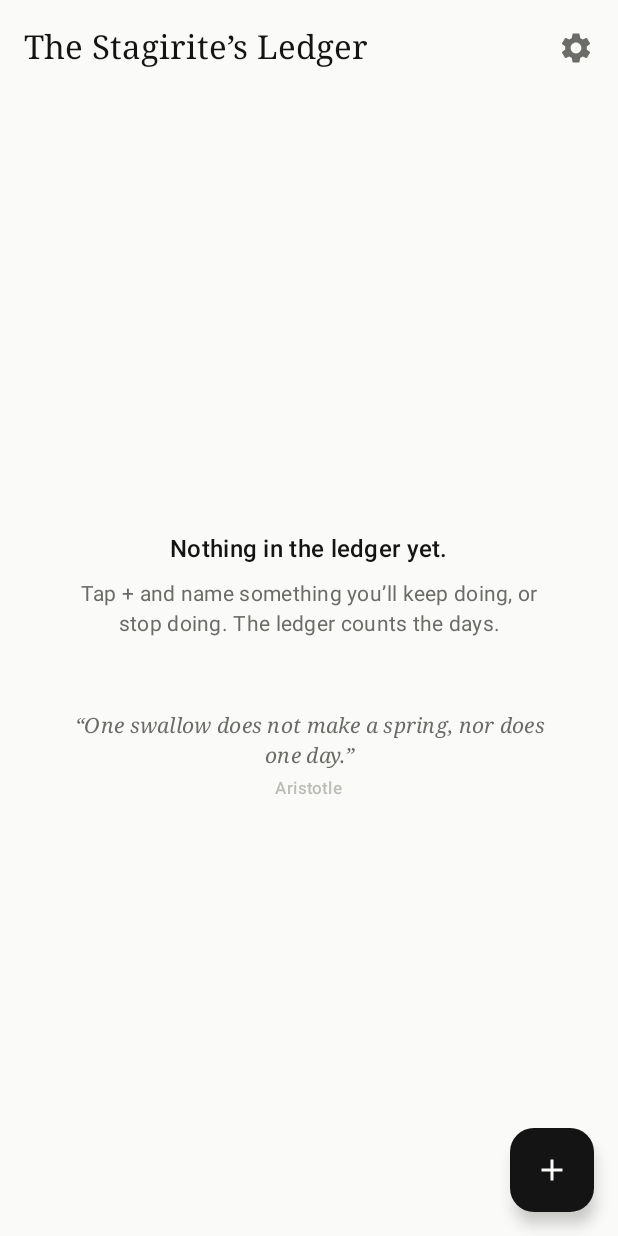
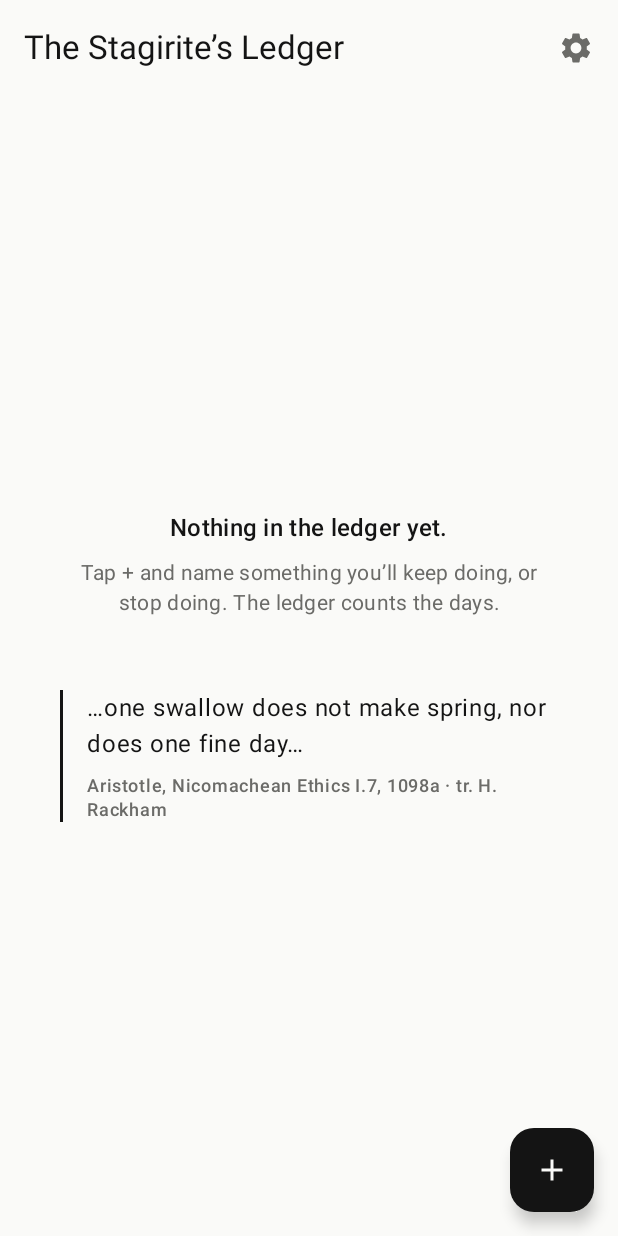
Before and after one commit to admintoolcrate/Stagira, an Android app built with Jetpack Compose: the screen it shows after launch (MainActivity), on a phone screen of 412 x 824 dp. Run offline under Robolectric (Android 15) with nearby library versions, the phone set to English and light mode, and no system bars; pictures from the network do not load.

Commit message:
Add sourced Aristotle passages for beginning again; fix passphrase dialog build
- After 'Begin again', a Day 0 screen shows a passage from the Nicomachean
  Ethics; the goal page keeps it for the rest of that day
- Seven passages quoted word for word from H. Rackham's translation (Loeb,
  1926, Perseus Digital Library text), cited by book, chapter and Bekker page
- tools/verify_quotes.py checks every quote, chapter and page against the
  source text; CI runs it
- Plain quote block (thin rule, sans text, citation); drop the serif title
- Sources section in Settings
- Fix compile error in PassphraseDialog's supporting text

Co-Authored-By: Claude Opus 5.5 <noreply@anthropic.com>
Claude-Session: https://claude.ai/code/session_01To1yBwK2qjbmJgLNeYtSLA

```diff
--- /dev/null
+++ b/app/src/main/java/com/stagirite/ledger/data/Quotes.kt
@@ -0,0 +1,69 @@
+package com.stagirite.ledger.data
+
+import kotlin.math.absoluteValue
+
+/**
+ * A passage from the Nicomachean Ethics, quoted exactly from H. Rackham's
+ * translation (Loeb Classical Library, 1926) as published by the Perseus
+ * Digital Library. "…" marks where a sentence is entered or left part way.
+ */
+data class Quote(
+    val text: String,
+    /** Book.chapter (roman book) and Bekker page, e.g. "VII.8, 1150b". */
+    val ref: String,
+    /** Our own gloss, shown apart from the quotation. */
+    val note: String? = null,
+) {
+    val citation: String get() = "Aristotle, Nicomachean Ethics $ref · tr. H. Rackham"
+}
+
+object Quotes {
+    private const val AKRASIA =
+        "“Unrestrained” is Rackham’s word for akrasia: knowing what’s best and giving in anyway."
+
+    /** Words for the day you begin again. */
+    val slip = listOf(
+        Quote(
+            "…it is the profligate who cannot be cured, whereas the unrestrained man can…",
+            "VII.8, 1150b",
+            AKRASIA,
+        ),
+        Quote(
+            "And those who have become unrestrained through habit are more easily cured than those who " +
+                "are unrestrained by nature, since habit is easier to change than nature…",
+            "VII.10, 1152a",
+            AKRASIA,
+        ),
+        Quote(
+            "Similarly we become just by doing just acts, temperate by doing temperate acts, brave by doing brave acts.",
+            "II.1, 1103b",
+        ),
+        Quote(
+            "The virtues therefore are engendered in us neither by nature nor yet in violation of nature; " +
+                "nature gives us the capacity to receive them, and this capacity is brought to maturity by habit.",
+            "II.1, 1103a",
+        ),
+        Quote(
+            "…we must drag ourselves away in the opposite direction, for by steering wide of our besetting " +
+                "error we shall make a middle course. This is the method adopted by carpenters to straighten warped timber.",
+            "II.9, 1109b",
+        ),
+        Quote(
+            "…virtue, like art, is constantly dealing with what is harder, since the harder the task the better is success.",
+            "II.3, 1105a",
+        ),
+        Quote(
+            "…it is easy to fail and difficult to succeed—easy to miss the target and difficult to hit it…",
+            "II.6, 1106b",
+        ),
+    )
+
+    val emptyLedger = Quote(
+        "…one swallow does not make spring, nor does one fine day…",
+        "I.7, 1098a",
+    )
+
+    /** A quote for this goal's latest fresh start; stays the same for that start. */
+    fun forSlip(goal: Goal): Quote =
+        slip[(goal.id.hashCode() + goal.freshStarts).absoluteValue % slip.size]
+}
--- a/app/src/main/java/com/stagirite/ledger/ui/GoalScreens.kt
+++ b/app/src/main/java/com/stagirite/ledger/ui/GoalScreens.kt
@@ -1,15 +1,19 @@
 package com.stagirite.ledger.ui
 
+import androidx.compose.foundation.background
 import androidx.compose.foundation.clickable
 import androidx.compose.foundation.layout.Arrangement
 import androidx.compose.foundation.layout.Column
+import androidx.compose.foundation.layout.IntrinsicSize
 import androidx.compose.foundation.layout.PaddingValues
 import androidx.compose.foundation.layout.Row
 import androidx.compose.foundation.layout.Spacer
+import androidx.compose.foundation.layout.fillMaxHeight
 import androidx.compose.foundation.layout.fillMaxSize
 import androidx.compose.foundation.layout.fillMaxWidth
 import androidx.compose.foundation.layout.height
 import androidx.compose.foundation.layout.padding
+import androidx.compose.foundation.layout.width
 import androidx.compose.foundation.lazy.LazyColumn
 import androidx.compose.foundation.lazy.items
 import androidx.compose.foundation.rememberScrollState
@@ -47,13 +51,14 @@ import androidx.compose.runtime.setValue
 import androidx.compose.ui.Alignment
 import androidx.compose.ui.Modifier
 import androidx.compose.ui.graphics.StrokeCap
-import androidx.compose.ui.text.font.FontStyle
 import androidx.compose.ui.text.style.TextAlign
 import androidx.compose.ui.text.style.TextOverflow
 import androidx.compose.ui.unit.dp
 import androidx.compose.ui.unit.sp
 import com.stagirite.ledger.data.Goal
 import com.stagirite.ledger.data.Milestones
+import com.stagirite.ledger.data.Quote
+import com.stagirite.ledger.data.Quotes
 import com.stagirite.ledger.data.describeSpan
 import com.stagirite.ledger.data.plural
 import java.time.LocalDate
@@ -100,7 +105,7 @@ fun GoalListScreen(
     Scaffold(
         topBar = {
             TopAppBar(
-                title = { Text("The Stagirite’s Ledger", fontFamily = Wordmark) },
+                title = { Text("The Stagirite’s Ledger") },
                 actions = {
                     IconButton(onClick = onSettings) {
                         Icon(Icons.Filled.Settings, contentDescription = "Settings")
@@ -166,20 +171,7 @@ private fun EmptyState(modifier: Modifier = Modifier) {
             color = MaterialTheme.colorScheme.onSurfaceVariant,
         )
         Spacer(Modifier.height(48.dp))
-        Text(
-            "“One swallow does not make a spring, nor does one day.”",
-            style = MaterialTheme.typography.bodyMedium,
-            fontFamily = Wordmark,
-            fontStyle = FontStyle.Italic,
-            textAlign = TextAlign.Center,
-            color = MaterialTheme.colorScheme.onSurfaceVariant,
-        )
-        Spacer(Modifier.height(4.dp))
-        Text(
-            "Aristotle",
-            style = MaterialTheme.typography.labelSmall,
-            color = MaterialTheme.colorScheme.outline,
-        )
+        QuoteBlock(Quotes.emptyLedger)
     }
 }
 
@@ -234,7 +226,10 @@ fun GoalDetailScreen(
     var editing by rememberSaveable { mutableStateOf(false) }
     var confirmReset by rememberSaveable { mutableStateOf(false) }
     var confirmDelete by rememberSaveable { mutableStateOf(false) }
+    // Length of the run that just ended, while the "Day 0" screen is showing.
+    var endedRun by rememberSaveable { mutableStateOf<Long?>(null) }
     val days = goal.daysKept(today)
+    val beganAgainToday = days == 0L && goal.history.isNotEmpty()
     val next = Milestones.next(days)
 
     Scaffold(
@@ -302,7 +297,17 @@ fun GoalDetailScreen(
             }
 
             Spacer(Modifier.height(40.dp))
-            OutlinedButton(onClick = { confirmReset = true }) { Text("Begin again") }
+            if (beganAgainToday) {
+                Text(
+                    "You began again today.",
+                    style = MaterialTheme.typography.bodyMedium,
+                    color = MaterialTheme.colorScheme.onSurfaceVariant,
+                )
+                Spacer(Modifier.height(20.dp))
+                QuoteBlock(Quotes.forSlip(goal))
+            } else {
+                OutlinedButton(onClick = { confirmReset = true }) { Text("Begin again") }
+            }
 
             if (goal.history.isNotEmpty()) {
                 Spacer(Modifier.height(48.dp))
@@ -365,12 +370,34 @@ fun GoalDetailScreen(
             },
             confirmButton = {
                 TextButton(onClick = {
+                    endedRun = days
                     onReset()
                     confirmReset = false
                 }) { Text("Begin again") }
             },
             dismissButton = {
                 TextButton(onClick = { confirmReset = false }) { Text("Cancel") }
+            },
+        )
+    }
+
+    endedRun?.let { ended ->
+        AlertDialog(
+            onDismissRequest = { endedRun = null },
+            title = { Text("Day 0") },
+            text = {
+                Column {
+                    Text(
+                        if (ended > 0) "Your run of ${plural(ended, "day")} is kept in the history. The count starts again today."
+                        else "The count starts again today.",
+                        style = MaterialTheme.typography.bodyMedium,
+                    )
+                    Spacer(Modifier.height(20.dp))
+                    QuoteBlock(Quotes.forSlip(goal))
+                }
+            },
+            confirmButton = {
+                TextButton(onClick = { endedRun = null }) { Text("Carry on") }
             },
         )
     }
@@ -488,3 +515,38 @@ private fun GoalDialog(
         }
     }
 }
+
+/** A quotation with a thin rule beside it and its source underneath. */
+@Composable
+fun QuoteBlock(quote: Quote, modifier: Modifier = Modifier) {
+    Row(
+        modifier
+            .fillMaxWidth()
+            .height(IntrinsicSize.Min),
+    ) {
+        Spacer(
+            Modifier
+                .width(2.dp)
+                .fillMaxHeight()
+                .background(MaterialTheme.colorScheme.onBackground),
+        )
+        Spacer(Modifier.width(16.dp))
+        Column {
+            Text(quote.text, style = MaterialTheme.typography.bodyLarge)
+            Spacer(Modifier.height(8.dp))
+            Text(
+                quote.citation,
+                style = MaterialTheme.typography.labelMedium,
+                color = MaterialTheme.colorScheme.onSurfaceVariant,
+            )
+            quote.note?.let {
+                Spacer(Modifier.height(6.dp))
+                Text(
+                    it,
+                    style = MaterialTheme.typography.bodySmall,
+                    color = MaterialTheme.colorScheme.outline,
+                )
+            }
+        }
+    }
+}
--- a/app/src/main/java/com/stagirite/ledger/ui/LedgerApp.kt
+++ b/app/src/main/java/com/stagirite/ledger/ui/LedgerApp.kt
@@ -122,8 +122,6 @@ fun PassphraseDialog(
 ) {
     var pass by remember { mutableStateOf("") }
     var again by remember { mutableStateOf("") }
-    val hint: (@Composable () -> Unit)? =
-        if (needsConfirmation) @Composable { Text("At least $MIN_PASSPHRASE characters") } else null
     val valid = pass.length >= MIN_PASSPHRASE && (!needsConfirmation || pass == again)
 
     AlertDialog(
@@ -138,7 +136,7 @@ fun PassphraseDialog(
                     value = pass,
                     onValueChange = { pass = it },
                     label = { Text("Passphrase") },
-                    supportingText = hint,
+                    supportingText = { if (needsConfirmation) Text("At least $MIN_PASSPHRASE characters") },
                     isError = error != null,
                     singleLine = true,
                     visualTransformation = PasswordVisualTransformation(),
--- a/app/src/main/java/com/stagirite/ledger/ui/Theme.kt
+++ b/app/src/main/java/com/stagirite/ledger/ui/Theme.kt
@@ -6,7 +6,6 @@ import androidx.compose.material3.darkColorScheme
 import androidx.compose.material3.lightColorScheme
 import androidx.compose.runtime.Composable
 import androidx.compose.ui.graphics.Color
-import androidx.compose.ui.text.font.FontFamily
 import androidx.compose.ui.text.font.FontWeight
 
 // Monochrome: ink on paper, paper on ink. No accent colour.
@@ -58,9 +57,6 @@ private val DarkColors = darkColorScheme(
     error = Color(0xFFF2B8B5),
 )
 
-/** Serif is used only for the name; everything else is the system sans. */
-val Wordmark = FontFamily.Serif
-
 private val LedgerTypography = Typography().run {
     copy(
         displayLarge = displayLarge.copy(fontWeight = FontWeight.Thin),
```
Also changed, not shown: app/src/main/java/com/stagirite/ledger/ui/SettingsScreen.kt (+8 -0 lines), 4 other files.
